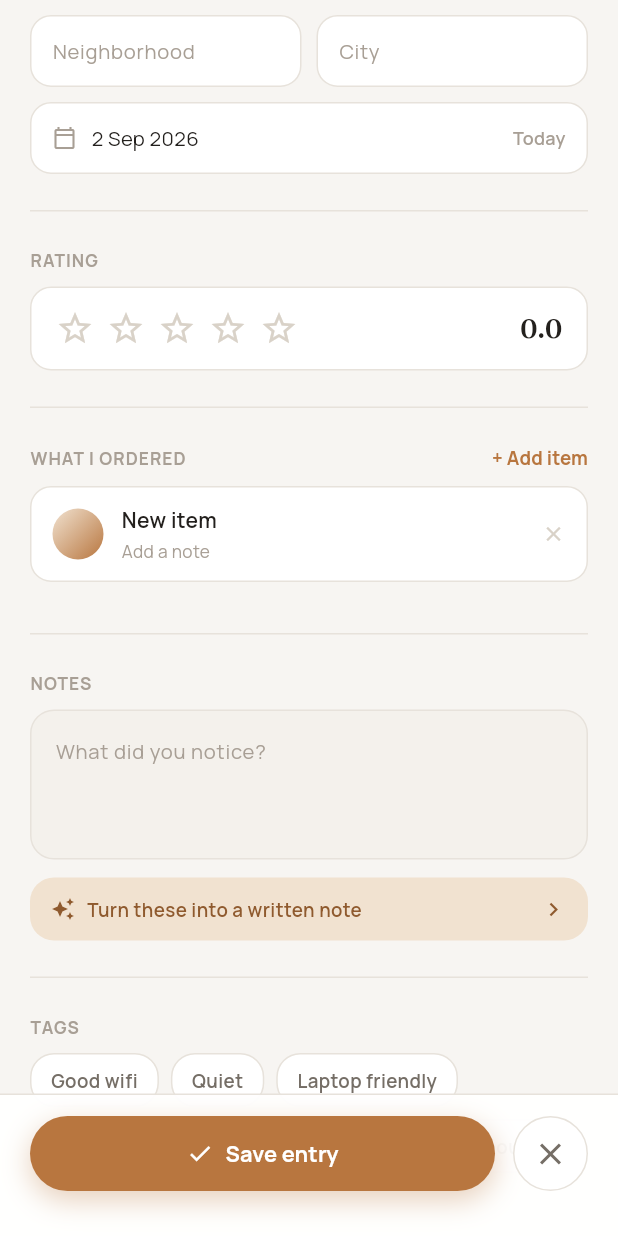
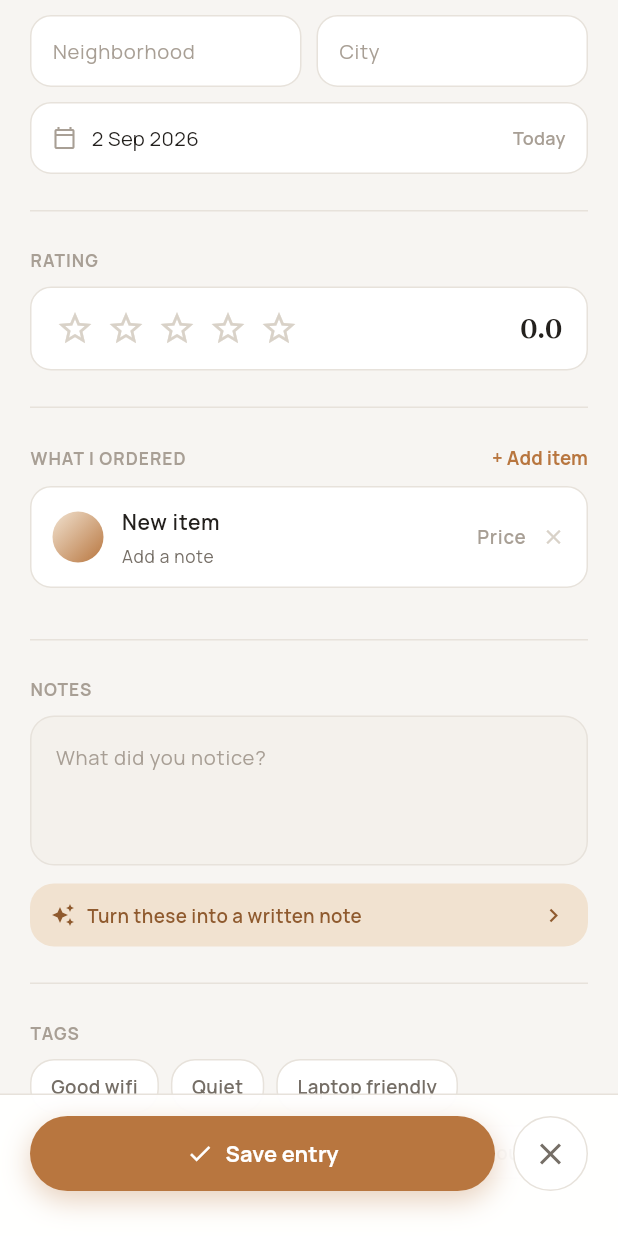
Before and after one commit to jantoandriano/journally, a Flutter app: the AddEntryScreen screen opened directly, scrolled down 520 dp, after a tap on "+ Add item", on a phone screen of 412 x 824 dp. Run offline on Flutter 3.47's test engine with Material 3 defaults, Android fonts, the phone set to English and light mode, and no system bars; our stand-ins replace flutter_riverpod, google_fonts, image_picker, riverpod_annotation; generated files the repository leaves out were written again; network calls fail.

Commit message:
Make order items editable
OrderItemTile only rendered name/note/price as static Text, so every
added item stayed stuck at the "New item" placeholder with no way to
rename it or set a note/price. Converts it to a stateful widget with
its own TextEditingControllers, emitting an updated OrderItem on each
keystroke that the parent screen swaps into _orderItems by index.

Rows get a stable per-item Key (tracked alongside _orderItems) instead
of one derived from the item's content, since content changes on every
keystroke — keying off it would remount the tile and drop focus/cursor
position while typing.

Co-Authored-By: Claude Sonnet 5 <noreply@anthropic.com>
Claude-Session: https://claude.ai/code/session_01U1XNZqYrKqk51MdHXVvvnf

```diff
--- a/lib/features/add_journal/presentation/add_journal_screen.dart
+++ b/lib/features/add_journal/presentation/add_journal_screen.dart
@@ -30,6 +30,7 @@ class _AddEntryScreenState extends ConsumerState<AddEntryScreen> {
   final List<XFile> _photos = [];
   double _rating = 0;
   final List<OrderItem> _orderItems = [];
+  final List<Key> _orderItemKeys = [];
   final _notesController = TextEditingController();
   final _neighborhoodController = TextEditingController();
   final _cityController = TextEditingController();
@@ -78,11 +79,17 @@ class _AddEntryScreenState extends ConsumerState<AddEntryScreen> {
   }
 
   void _addOrderItem() {
-    setState(() => _orderItems.add(OrderItem(name: 'New item')));
+    setState(() {
+      _orderItems.add(OrderItem(name: 'New item'));
+      _orderItemKeys.add(UniqueKey());
+    });
   }
 
   void _removeOrderItem(int index) {
-    setState(() => _orderItems.removeAt(index));
+    setState(() {
+      _orderItems.removeAt(index);
+      _orderItemKeys.removeAt(index);
+    });
   }
 
   Future<void> _pickDate() async {
@@ -193,7 +200,7 @@ class _AddEntryScreenState extends ConsumerState<AddEntryScreen> {
                   ),
                   const SizedBox(height: 24),
                   Text(
-                    'New entry',
+                    'New Journal',
                     style: GoogleFonts.fraunces(
                       fontSize: 30,
                       fontWeight: FontWeight.w700,
@@ -249,7 +256,10 @@ class _AddEntryScreenState extends ConsumerState<AddEntryScreen> {
                   ),
                   for (var i = 0; i < _orderItems.length; i++)
                     OrderItemTile(
+                      key: _orderItemKeys[i],
                       item: _orderItems[i],
+                      onChanged: (updated) =>
+                          setState(() => _orderItems[i] = updated),
                       onRemove: () => _removeOrderItem(i),
                     ),
                   const SectionDivider(),
--- a/lib/features/add_journal/presentation/widgets/order_item_tile.dart
+++ b/lib/features/add_journal/presentation/widgets/order_item_tile.dart
@@ -1,14 +1,54 @@
 import 'package:flutter/material.dart';
+import 'package:flutter/services.dart';
 import 'package:google_fonts/google_fonts.dart';
 import 'package:journally/features/home/domain/journal_entry.dart';
 
 import 'add_journal_colors.dart';
 
-class OrderItemTile extends StatelessWidget {
-  const OrderItemTile({super.key, required this.item, required this.onRemove});
+class OrderItemTile extends StatefulWidget {
+  const OrderItemTile({
+    super.key,
+    required this.item,
+    required this.onChanged,
+    required this.onRemove,
+  });
 
   final OrderItem item;
+  final ValueChanged<OrderItem> onChanged;
   final VoidCallback onRemove;
+
+  @override
+  State<OrderItemTile> createState() => _OrderItemTileState();
+}
+
+class _OrderItemTileState extends State<OrderItemTile> {
+  late final _nameController = TextEditingController(text: widget.item.name);
+  late final _noteController = TextEditingController(
+    text: widget.item.note ?? '',
+  );
+  late final _priceController = TextEditingController(
+    text: widget.item.price?.round().toString() ?? '',
+  );
+
+  @override
+  void dispose() {
+    _nameController.dispose();
+    _noteController.dispose();
+    _priceController.dispose();
+    super.dispose();
+  }
+
+  void _emitChange() {
+    widget.onChanged(
+      OrderItem(
+        name: _nameController.text,
+        note: _noteController.text.isEmpty ? null : _noteController.text,
+        price: _priceController.text.isEmpty
+            ? null
+            : double.tryParse(_priceController.text),
+      ),
+    );
+  }
 
   @override
   Widget build(BuildContext context) {
@@ -22,6 +62,7 @@ class OrderItemTile extends StatelessWidget {
         border: Border.all(color: colors.outlineVariant),
       ),
       child: Row(
+        crossAxisAlignment: CrossAxisAlignment.center,
         children: [
           Container(
             width: 34,
@@ -40,38 +81,68 @@ class OrderItemTile extends StatelessWidget {
             child: Column(
               crossAxisAlignment: CrossAxisAlignment.start,
               children: [
-                Text(
-                  item.name,
+                TextField(
+                  controller: _nameController,
+                  onChanged: (_) => _emitChange(),
                   style: GoogleFonts.manrope(
                     fontSize: 14,
                     fontWeight: FontWeight.w600,
                     color: colors.onSurface,
                   ),
+                  decoration: const InputDecoration(
+                    isDense: true,
+                    isCollapsed: true,
+                    border: InputBorder.none,
+                    hintText: 'Item name',
+                  ),
                 ),
-                const SizedBox(height: 2),
-                Text(
-                  item.note ?? 'Add a note',
+                const SizedBox(height: 4),
+                TextField(
+                  controller: _noteController,
+                  onChanged: (_) => _emitChange(),
                   style: GoogleFonts.manrope(
                     fontSize: 11.5,
                     color: colors.outline,
+                  ),
+                  decoration: const InputDecoration(
+                    isDense: true,
+                    isCollapsed: true,
+                    border: InputBorder.none,
+                    hintText: 'Add a note',
                   ),
                 ),
               ],
             ),
           ),
-          if (item.formattedPrice != null) ...[
-            Text(
-              item.formattedPrice!,
+          const SizedBox(width: 10),
+          SizedBox(
+            width: 72,
+            child: TextField(
+              controller: _priceController,
+              onChanged: (_) => _emitChange(),
+              textAlign: TextAlign.end,
+              keyboardType: TextInputType.number,
+              inputFormatters: [FilteringTextInputFormatter.digitsOnly],
               style: GoogleFonts.manrope(
                 fontSize: 12.5,
                 fontWeight: FontWeight.w600,
                 color: colors.onSurfaceVariant,
               ),
+              decoration: InputDecoration(
+                isDense: true,
+                isCollapsed: true,
+                border: InputBorder.none,
+                hintText: 'Price',
+                hintStyle: GoogleFonts.manrope(
+                  fontSize: 12.5,
+                  color: colors.outline,
+                ),
+              ),
             ),
-            const SizedBox(width: 10),
-          ],
+          ),
+          const SizedBox(width: 10),
           GestureDetector(
-            onTap: onRemove,
+            onTap: widget.onRemove,
             child: const Icon(Icons.close, size: 16, color: hairline),
           ),
         ],
```
